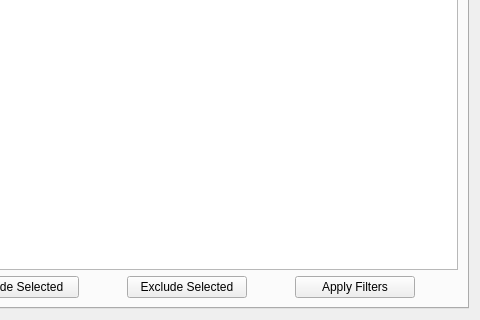
This is exileSniffer/rawfilterform.ui in ncatlin/exileSniffer as Qt 5 draws it before an edit; both pictures show x 105 to 585 and y 114 to 434 of the 585 by 434 pixel window. The edited form follows.
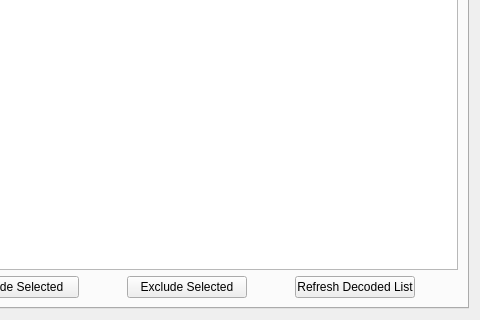
This is the edited form.

Commit message: application of filters to past packets

```diff
--- a/exileSniffer/rawfilterform.ui
+++ b/exileSniffer/rawfilterform.ui
@@ -127,7 +127,7 @@
             </size>
            </property>
            <property name="text">
-            <string>Apply Filters</string>
+            <string>Refresh Decoded List</string>
            </property>
           </widget>
          </item>
```
Left out of the diff: 12 changed lines with no effect on the pictures. The commit also changes 7 other files.
